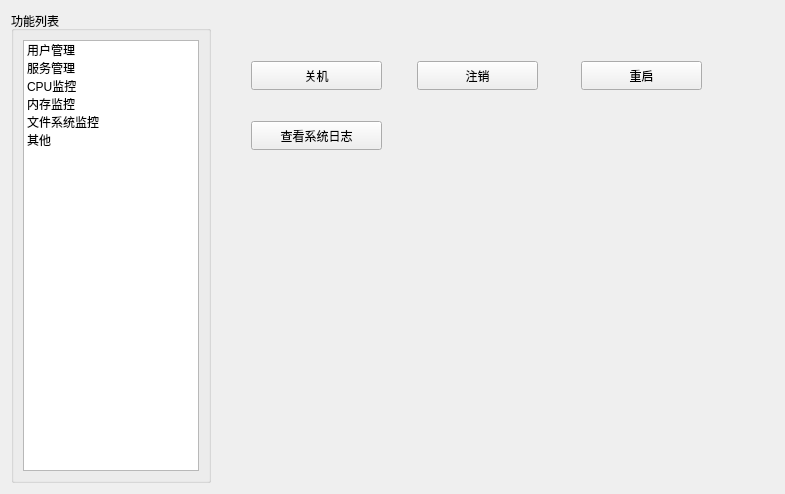
This is SYS/tabsyspage.ui in liuyufeng509/SecCenter as Qt 5 draws it before an edit. The edited form follows.
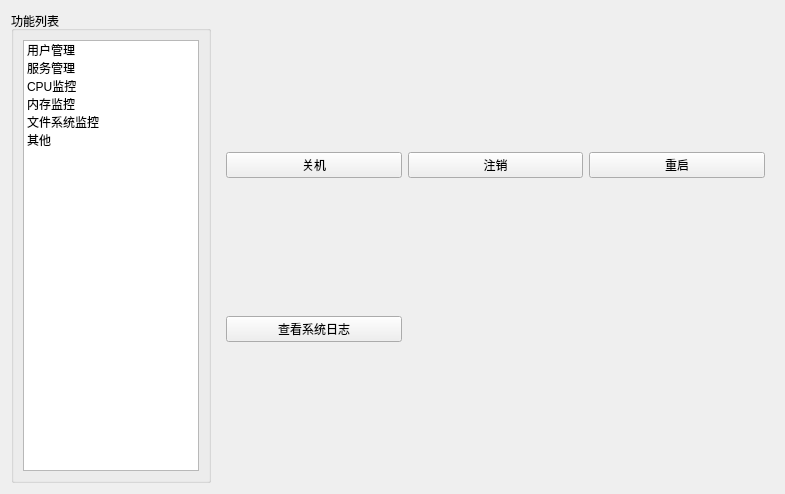
This is the edited form. The open tabs and pages were chosen to show the change.

```diff
--- a/SYS/tabsyspage.ui
+++ b/SYS/tabsyspage.ui
@@ -276,61 +276,39 @@
       </layout>
      </widget>
      <widget class="QWidget" name="otherPage">
+      <layout class="QGridLayout" name="gridLayout_8">
+       <item row="0" column="0">
       <widget class="QPushButton" name="shutdowButton">
-       <property name="geometry">
-        <rect>
-         <x>34</x>
-         <y>50</y>
-         <width>131</width>
-         <height>29</height>
-        </rect>
-       </property>
        <property name="text">
         <string>关机</string>
        </property>
       </widget>
+       </item>
+       <item row="0" column="1">
       <widget class="QPushButton" name="logoutButton">
-       <property name="geometry">
-        <rect>
-         <x>200</x>
-         <y>50</y>
-         <width>121</width>
-         <height>29</height>
-        </rect>
-       </property>
        <property name="text">
         <string>注销</string>
        </property>
       </widget>
+       </item>
+       <item row="0" column="2">
       <widget class="QPushButton" name="rebootButton">
-       <property name="geometry">
-        <rect>
-         <x>364</x>
-         <y>50</y>
-         <width>121</width>
-         <height>29</height>
-        </rect>
-       </property>
        <property name="text">
         <string>重启</string>
        </property>
       </widget>
+       </item>
+       <item row="1" column="0">
       <widget class="QPushButton" name="logButton">
        <property name="enabled">
         <bool>true</bool>
        </property>
-       <property name="geometry">
-        <rect>
-         <x>34</x>
-         <y>110</y>
-         <width>131</width>
-         <height>29</height>
-        </rect>
-       </property>
        <property name="text">
         <string>查看系统日志</string>
        </property>
       </widget>
+       </item>
+      </layout>
      </widget>
     </widget>
    </item>
```
Left out of the diff: 2 changed lines with no effect on the pictures. Lines whose indentation alone changed are shown as unchanged.
